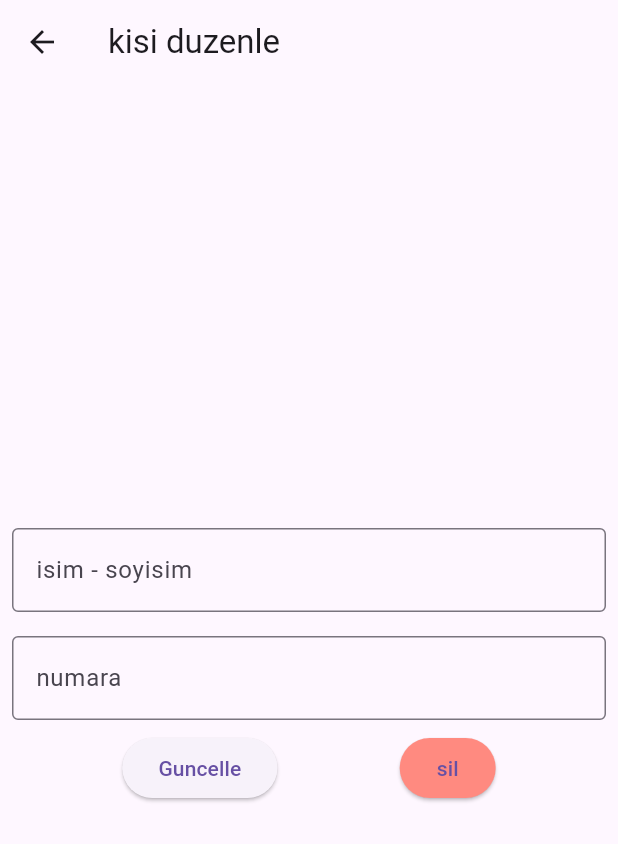
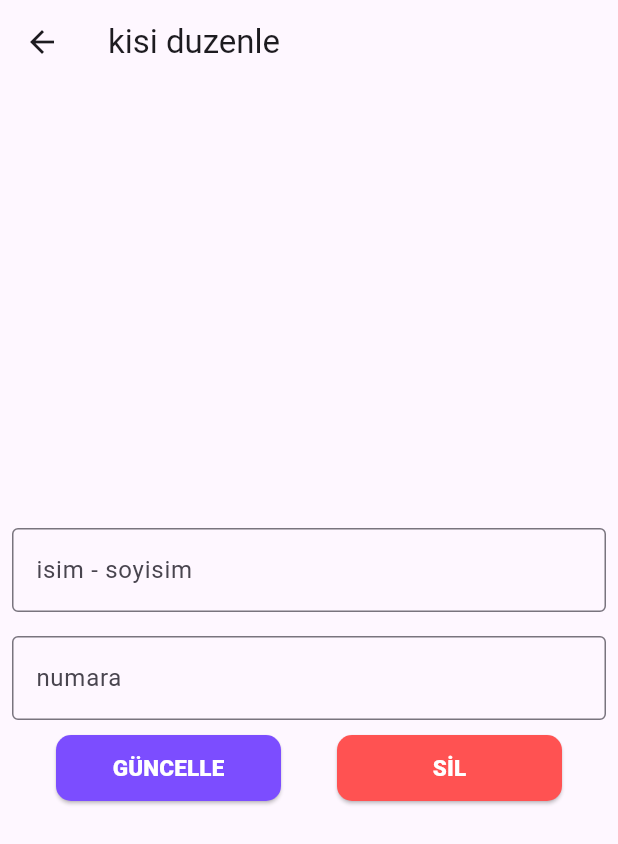
Before and after one commit to omerfi66/Rehberim, a Flutter app: the KisiSilGuncelle screen opened directly with empty values, on a phone screen of 412 x 824 dp. Shown: the top 844 px of the screen. Run offline on Flutter 3.47's test engine with Material 3 defaults, Android fonts, the light colour scheme and no system bars; our stand-ins replace contacts_service, flutter_bloc, hive, hive_flutter; accounts and stored records are empty.

Commit message:
improvements made

```diff
--- a/lib/seviye3/view/kisi_sil_guncelle.dart
+++ b/lib/seviye3/view/kisi_sil_guncelle.dart
@@ -44,33 +44,47 @@ class _KisiEklemeSayfasiState extends State<KisiSilGuncelle> {
             children: [
               ElevatedButton(
                 onPressed: () {
-                    context.read<GetUserCubit>().updateUsers(
-                        widget.userModel3.id,
-                        nameController.text,
-                        numberController.text);
-
-                    // Navigator.push(
-                    //     context,
-                    //     MaterialPageRoute(
-                    //       builder: (context) => const HomeEkran(),
-                    //     ));
+                  context.read<GetUserCubit>().updateUsers(widget.userModel3.id,
+                      nameController.text, numberController.text);
                   Navigator.pop(context);
                 },
-                  child: const Text('Guncelle')),
+                style: ElevatedButton.styleFrom(
+                  backgroundColor: Colors.deepPurpleAccent,
+                  minimumSize: const Size(150, 44),
+                  shape: RoundedRectangleBorder(
+                    borderRadius:
+                        BorderRadius.circular(10), // Köşeleri yuvarlar
+                  ),
+                ),
+                child: const Text(
+                  'GÜNCELLE',
+                  style: TextStyle(
+                      color: Colors.white,
+                      fontSize: 15,
+                      fontWeight: FontWeight.w900),
+                ),
+              ),
               ElevatedButton(
-                  style: ElevatedButton.styleFrom(
-                      backgroundColor: Colors.redAccent.shade100),
                 onPressed: () {
                   context.read<GetUserCubit>().deleteUsers(widget.userModel3);
-
-                    // Navigator.push(
-                    //     context,
-                    //     MaterialPageRoute(
-                    //       builder: (context) => const HomeEkran(),
-                    //     ));
                   Navigator.pop(context);
                 },
-                  child: const Text('sil')),
+                style: ElevatedButton.styleFrom(
+                  backgroundColor: Colors.redAccent,
+                  minimumSize: const Size(150, 44),
+                  shape: RoundedRectangleBorder(
+                    borderRadius:
+                        BorderRadius.circular(10), // Köşeleri yuvarlar
+                  ),
+                ),
+                child: const Text(
+                  'SİL',
+                  style: TextStyle(
+                      color: Colors.white,
+                      fontSize: 15,
+                      fontWeight: FontWeight.w900),
+                ),
+              ),
             ],
           )
         ],
```
Also changed, not shown: lib/seviye3/view/home_ekrani.dart (+16 -8 lines), lib/seviye3/view/kisi_ekle_viewModel.dart (+5 -17 lines), lib/seviye3/view/kisi_ekleme_sayfasi.dart (+28 -15 lines). Lines whose indentation alone changed are shown as unchanged.
